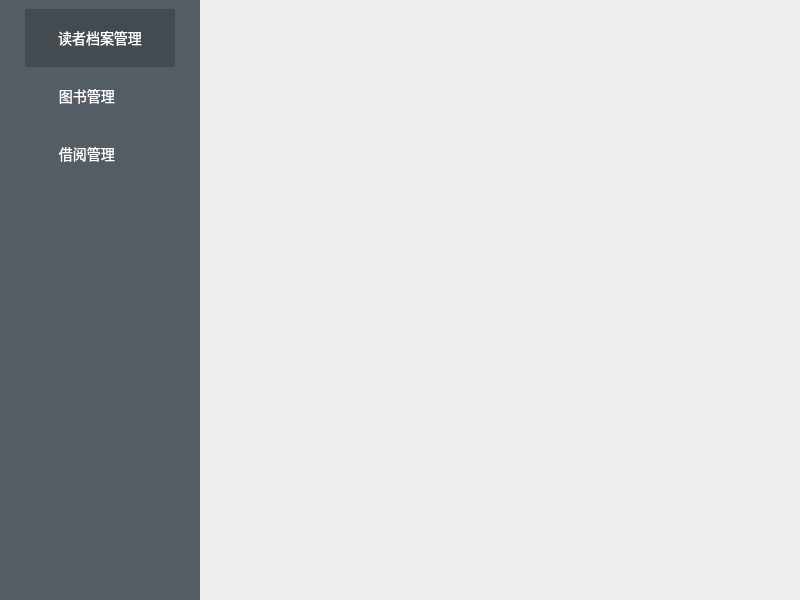
Old version of the form bookmgr/mainwindow.ui in the repository jiumo99/qt-demo-project.
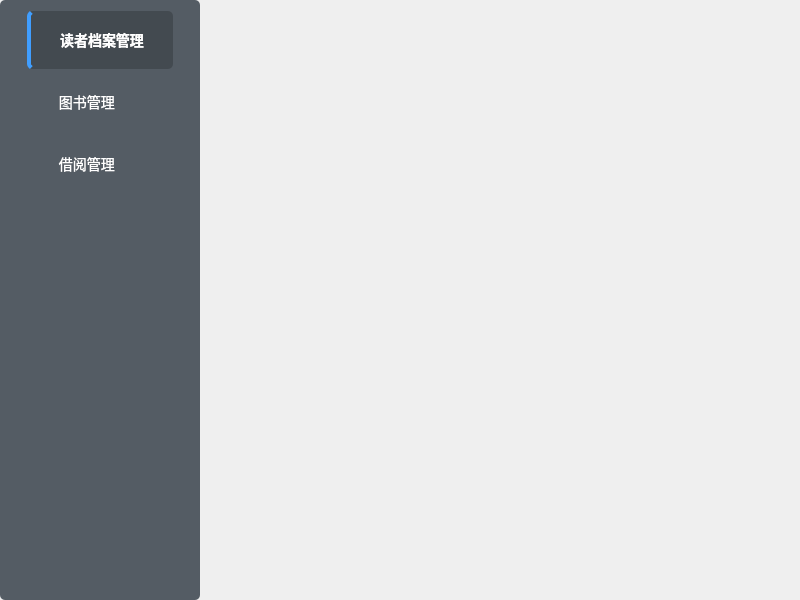
New version of the form. Icons and pictures are not drawn.

The edit to the form file:
```diff
--- a/bookmgr/mainwindow.ui
+++ b/bookmgr/mainwindow.ui
@@ -13,21 +13,74 @@
   <property name="windowTitle">
    <string>图书与借阅管理系统</string>
   </property>
+  <property name="styleSheet">
+   <string notr="true">/* 改进后的样式表，确保选中状态更明显 */
+QWidget#tool {
+    background-color: rgb(84, 92, 100);
+    border-radius: 5px;
+}
+
+QWidget#tool QToolButton {
+    border: none;
+    background-color: rgb(84, 92, 100);
+    color: white;
+    min-height: 55px;
+    font-size: 14px;
+    font-family: &quot;微软雅黑&quot;;
+    padding: 0 15px;
+    text-align: center;
+    border-radius: 5px;
+    margin: 2px;
+}
+
+QWidget#tool QToolButton:hover {
+    background-color: rgb(96, 104, 112);
+}
+
+QWidget#tool QToolButton:checked {
+    background-color: rgb(67, 74, 80);
+    border-left: 4px solid #409eff;
+    font-weight: bold;
+}
+
+QWidget#tool QToolButton:checked:hover {
+    background-color: rgb(75, 82, 90);
+}</string>
+  </property>
   <widget class="QWidget" name="centralwidget">
    <property name="styleSheet">
-    <string notr="true">QWidget#tool {background-color:rgb(84, 92, 100);}
-QWidget#tool QToolButton{
-border:none;
-background-color:rgb(84, 92, 100); 
-color:white;
-min-height:55px;
-font-size:14px;
-font-family:&quot;微软雅黑&quot;;
-/* 增加内边距：上下0px、左右15px（数值可以按需调大/调小） */
-padding: 0 15px;
-text-align: center;
+    <string notr="true">/* 改进后的样式表，确保选中状态更明显 */
+QWidget#tool {
+    background-color: rgb(84, 92, 100);
+    border-radius: 5px;
 }
-QWidget#tool QToolButton:checked{background-color:rgb(67,74,80);}</string>
+
+QWidget#tool QToolButton {
+    border: none;
+    background-color: rgb(84, 92, 100);
+    color: white;
+    min-height: 55px;
+    font-size: 14px;
+    font-family: &quot;微软雅黑&quot;;
+    padding: 0 15px;
+    text-align: center;
+    border-radius: 5px;
+    margin: 2px;
+}
+
+QWidget#tool QToolButton:hover {
+    background-color: rgb(96, 104, 112);
+}
+
+QWidget#tool QToolButton:checked {
+    background-color: rgb(67, 74, 80);
+    border-left: 4px solid #409eff;
+    font-weight: bold;
+}
+
+QWidget#tool QToolButton:checked:hover {
+    background-color: rgb(75, 82, 90);
+}</string>
    </property>
    <layout class="QGridLayout" name="gridLayout_3">
     <property name="leftMargin">
```
